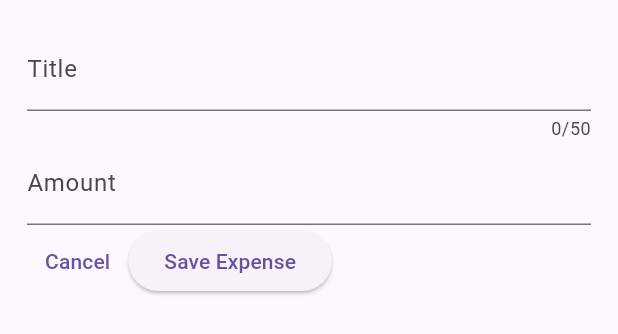
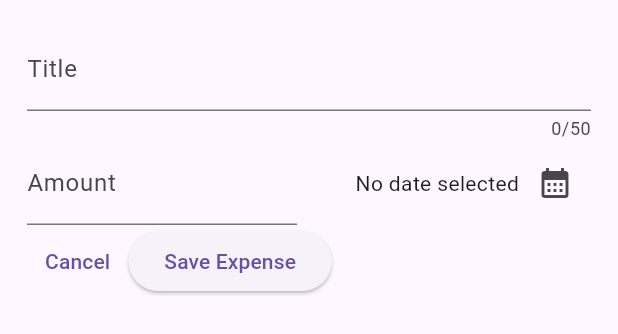
Before and after one commit to Midwayne/expense_tracker, a Flutter app: the NewExpense widget shown alone on an empty page, opened directly, on a phone screen of 412 x 824 dp. Shown: the top 334 px of the screen. Run offline on Flutter 3.47's test engine with Material 2 defaults, Android fonts, the phone set to English and light mode, and no system bars.

Commit message:
DateTime

```diff
--- a/lib/widgets/new_expense.dart
+++ b/lib/widgets/new_expense.dart
@@ -1,3 +1,4 @@
+import 'package:expense_tracker/models/expense.dart';
 import 'package:flutter/material.dart';
 
 class NewExpense extends StatefulWidget {
@@ -17,6 +18,22 @@ class _NewExpenseState extends State<NewExpense> {
 
   final _titleController = TextEditingController();
   final _amountController = TextEditingController();
+  DateTime? _selectedDate;
+
+  void _presentDatePicker() async {
+    final now = DateTime.now();
+    final firstDate = DateTime(now.year - 1, now.month, now.day);
+    final pickedDate = await showDatePicker(
+      context: context,
+      initialDate: now,
+      firstDate: firstDate,
+      lastDate: now,
+    );
+    //The below will be executed only after await
+    setState(() {
+      _selectedDate = pickedDate;
+    });
+  }
 
   //Destructor. Dispose TextEditingController without fail
   @override
@@ -40,13 +57,38 @@ class _NewExpenseState extends State<NewExpense> {
               label: Text('Title'),
             ),
           ),
-          TextField(
+          Row(
+            children: [
+              Expanded(
+                child: TextField(
                   controller: _amountController,
                   keyboardType: TextInputType.number,
                   decoration: const InputDecoration(
                     prefixText: 'Rs. ',
                     label: Text('Amount'),
                   ),
+                ),
+              ),
+              const SizedBox(width: 16),
+              Expanded(
+                child: Row(
+                  mainAxisAlignment: MainAxisAlignment.end,
+                  crossAxisAlignment: CrossAxisAlignment.center,
+                  children: [
+                    Text(
+                      _selectedDate == null
+                          ? 'No date selected'
+                          : formatter.format(_selectedDate!),
+                      //! forces dart to assume the value won't be null
+                    ),
+                    IconButton(
+                      onPressed: _presentDatePicker,
+                      icon: const Icon(Icons.calendar_month),
+                    )
+                  ],
+                ),
+              ),
+            ],
           ),
           Row(
             children: [
```
Lines whose indentation alone changed are shown as unchanged.
